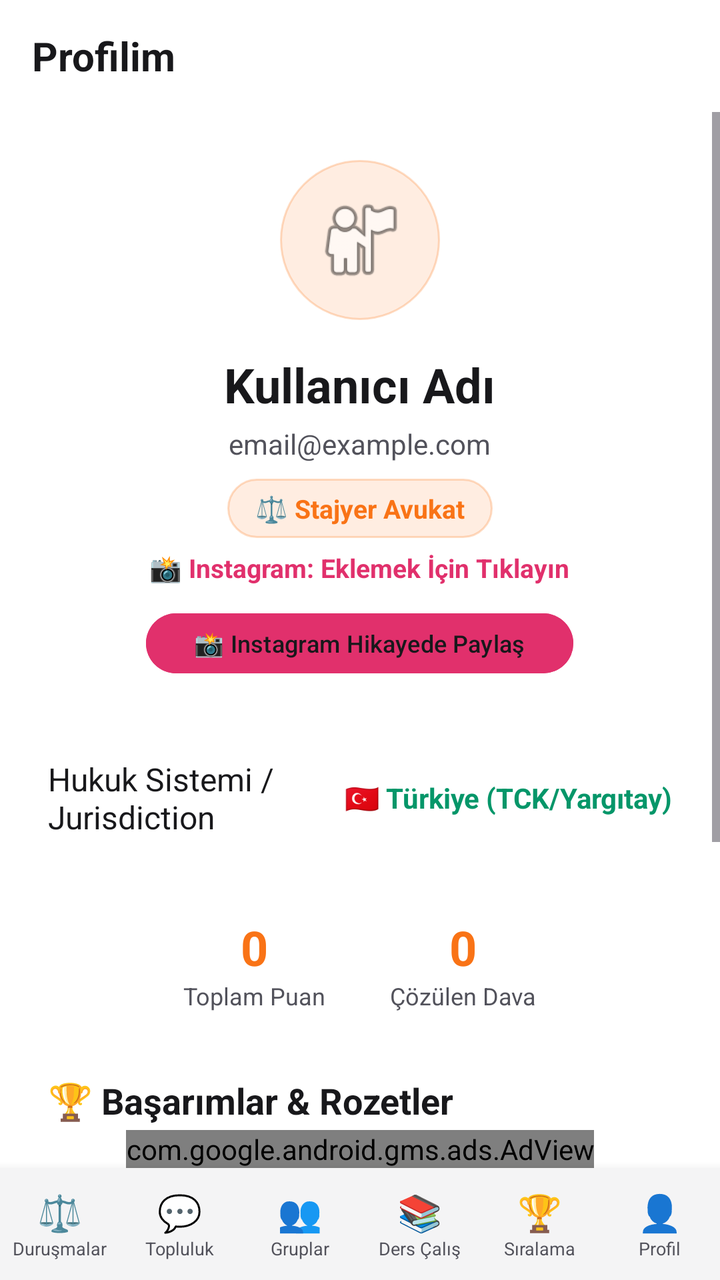
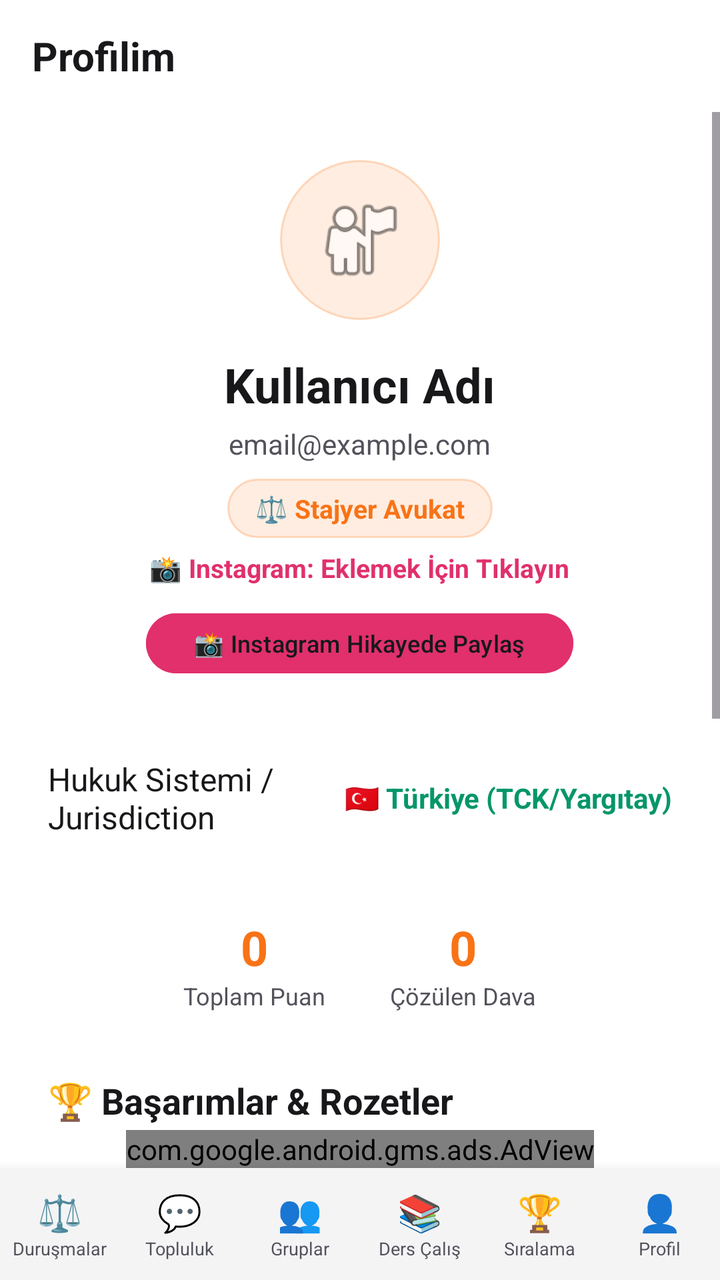

Before-and-after screenshots of an Android layout around one commit, followed by the original layout XML and the change that was made.
<!-- AndroidManifest.xml: application theme Theme.Lexio -->
<!-- res/layout/layout_profile.xml -->
<?xml version="1.0" encoding="utf-8"?>
<LinearLayout xmlns:android="http://schemas.android.com/apk/res/android"
    xmlns:app="http://schemas.android.com/apk/res-auto"
    android:layout_width="match_parent"
    android:layout_height="match_parent"
    android:orientation="vertical"
    android:background="@color/bg_dark">

    <RelativeLayout
        android:layout_width="match_parent"
        android:layout_height="56dp"
        android:paddingHorizontal="16dp"
        android:background="@color/bg_dark">
        <TextView
            android:layout_width="wrap_content"
            android:layout_height="wrap_content"
            android:layout_centerVertical="true"
            android:text="@string/profile_header_title"
            android:textColor="@color/text_primary"
            android:textSize="20sp"
            android:textStyle="bold" />
    </RelativeLayout>

    <ScrollView
        android:layout_width="match_parent"
        android:layout_height="0dp"
        android:layout_weight="1"
        android:fillViewport="true">

        <LinearLayout
            android:layout_width="match_parent"
            android:layout_height="wrap_content"
            android:orientation="vertical">

            <LinearLayout
                android:layout_width="match_parent"
                android:layout_height="wrap_content"
                android:orientation="vertical"
                android:gravity="center"
                android:padding="24dp">

                <ImageView
                    android:id="@+id/ivProfileAvatar"
                    android:layout_width="80dp"
                    android:layout_height="80dp"
                    android:background="@drawable/bg_pill_accent"
                    android:src="@android:drawable/ic_menu_myplaces"
                    android:padding="16dp" />

                <TextView
                    android:id="@+id/tvProfileName"
                    android:layout_width="wrap_content"
                    android:layout_height="wrap_content"
                    android:layout_marginTop="16dp"
                    android:text="Kullanıcı Adı"
                    android:textColor="@color/text_primary"
                    android:textSize="24sp"
                    android:textStyle="bold" />
                    
                <TextView
                    android:id="@+id/tvProfileEmail"
                    android:layout_width="wrap_content"
                    android:layout_height="wrap_content"
                    android:layout_marginTop="4dp"
                    android:text="email@example.com"
                    android:textColor="@color/text_secondary"
                    android:textSize="14sp" />

                <TextView
                    android:id="@+id/tvCareerRankBadge"
                    android:layout_width="wrap_content"
                    android:layout_height="wrap_content"
                    android:layout_marginTop="8dp"
                    android:background="@drawable/bg_pill_accent"
                    android:paddingHorizontal="14dp"
                    android:paddingVertical="6dp"
                    android:text="⚖️ Stajyer Avukat"
                    android:textColor="@color/accent_primary"
                    android:textSize="13sp"
                    android:textStyle="bold" />

                <TextView
                    android:id="@+id/tvInstagramHandle"
                    android:layout_width="wrap_content"
                    android:layout_height="wrap_content"
                    android:layout_marginTop="6dp"
                    android:text="📸 Instagram: Eklemek İçin Tıklayın"
                    android:textColor="#E1306C"
                    android:textSize="13sp"
                    android:textStyle="bold"
                    android:clickable="true"
                    android:focusable="true" />

                <Button
                    android:id="@+id/btnShareInstagramStory"
                    android:layout_width="wrap_content"
                    android:layout_height="38dp"
                    android:layout_marginTop="10dp"
                    android:text="@string/btn_share_instagram"
                    android:textColor="@color/text_primary"
                    android:textSize="12sp"
                    android:backgroundTint="#E1306C"
                    app:cornerRadius="19dp" />
            </LinearLayout>

            <LinearLayout
                android:id="@+id/btnCountryToggle"
                android:layout_width="match_parent"
                android:layout_height="wrap_content"
                android:orientation="horizontal"
                android:paddingHorizontal="24dp"
                android:paddingVertical="14dp"
                android:clickable="true"
                android:focusable="true"
                android:foreground="?android:attr/selectableItemBackground">
                
                <TextView
                    android:layout_width="0dp"
                    android:layout_height="wrap_content"
                    android:layout_weight="1"
                    android:text="@string/profile_jurisdiction_label"
                    android:textColor="@color/text_primary"
                    android:textSize="16sp"
                    android:layout_gravity="center_vertical"/>
                    
                <TextView
                    android:id="@+id/tvCountryValue"
                    android:layout_width="wrap_content"
                    android:layout_height="wrap_content"
                    android:text="🇹🇷 Türkiye (TCK/Yargıtay)"
                    android:textColor="@color/defense_green"
                    android:textSize="14sp"
                    android:textStyle="bold"
                    android:layout_gravity="center_vertical"/>
            </LinearLayout>
            
            <LinearLayout
                android:layout_width="match_parent"
                android:layout_height="wrap_content"
                android:orientation="horizontal"
                android:padding="24dp"
                android:gravity="center">
                
                <LinearLayout
                    android:layout_width="wrap_content"
                    android:layout_height="wrap_content"
                    android:orientation="vertical"
                    android:gravity="center"
                    android:layout_marginEnd="32dp">
                    <TextView
                        android:id="@+id/tvTotalScore"
                        android:layout_width="wrap_content"
                        android:layout_height="wrap_content"
                        android:text="0"
                        android:textColor="@color/accent_primary"
                        android:textSize="24sp"
                        android:textStyle="bold"/>
                    <TextView
                        android:layout_width="wrap_content"
                        android:layout_height="wrap_content"
                        android:text="@string/profile_score_label"
                        android:textColor="@color/text_secondary"
                        android:textSize="12sp"/>
                </LinearLayout>
                
                <LinearLayout
                    android:layout_width="wrap_content"
                    android:layout_height="wrap_content"
                    android:orientation="vertical"
                    android:gravity="center">
                    <TextView
                        android:id="@+id/tvCasesSolved"
                        android:layout_width="wrap_content"
                        android:layout_height="wrap_content"
                        android:text="0"
                        android:textColor="@color/accent_primary"
                        android:textSize="24sp"
                        android:textStyle="bold"/>
                    <TextView
                        android:layout_width="wrap_content"
                        android:layout_height="wrap_content"
                        android:text="@string/profile_cases_label"
                        android:textColor="@color/text_secondary"
                        android:textSize="12sp"/>
                </LinearLayout>
            </LinearLayout>

            
            <LinearLayout
                android:layout_width="match_parent"
                android:layout_height="wrap_content"
                android:orientation="vertical"
                android:paddingHorizontal="24dp"
                android:paddingVertical="8dp">

                <TextView
                    android:layout_width="wrap_content"
                    android:layout_height="wrap_content"
                    android:text="@string/profile_badges_header"
                    android:textColor="@color/text_primary"
                    android:textSize="18sp"
                    android:textStyle="bold"
                    android:layout_marginBottom="12dp" />

                <androidx.recyclerview.widget.RecyclerView
                    android:id="@+id/rvBadges"
                    android:layout_width="match_parent"
                    android:layout_height="wrap_content"
                    android:nestedScrollingEnabled="false" />
            </LinearLayout>

            <View
                android:layout_width="match_parent"
                android:layout_height="1dp"
                android:background="@color/card_border"
                android:layout_marginHorizontal="24dp"
                android:layout_marginTop="16dp"/>

            <LinearLayout
                android:layout_width="match_parent"
                android:layout_height="wrap_content"
                android:orientation="horizontal"
                android:paddingHorizontal="24dp"
                android:paddingVertical="16dp">
                
                <TextView
                    android:layout_width="0dp"
                    android:layout_height="wrap_content"
                    android:layout_weight="1"
                    android:text="@string/dark_theme_label"
                    android:textColor="@color/text_primary"
                    android:textSize="16sp"
                    android:layout_gravity="center_vertical"/>
                    
                <Switch
                    android:id="@+id/switchTheme"
                    android:layout_width="wrap_content"
                    android:layout_height="wrap_content" />
            </LinearLayout>

            <LinearLayout
                android:id="@+id/btnLanguageToggle"
                android:layout_width="match_parent"
                android:layout_height="wrap_content"
                android:orientation="horizontal"
                android:paddingHorizontal="24dp"
                android:paddingVertical="16dp"
                android:clickable="true"
                android:focusable="true"
                android:foreground="?android:attr/selectableItemBackground">
                
                <TextView
                    android:id="@+id/tvLanguageLabel"
                    android:layout_width="0dp"
                    android:layout_height="wrap_content"
                    android:layout_weight="1"
                    android:text="@string/language_label"
                    android:textColor="@color/text_primary"
                    android:textSize="16sp"
                    android:layout_gravity="center_vertical"/>
                    
                <TextView
                    android:id="@+id/tvLanguageValue"
                    android:layout_width="wrap_content"
                    android:layout_height="wrap_content"
                    android:text="Türkçe 🇹🇷"
                    android:textColor="@color/accent_primary"
                    android:textSize="14sp"
                    android:textStyle="bold"
                    android:layout_gravity="center_vertical"/>
            </LinearLayout>
            
            <LinearLayout
                android:id="@+id/btnSignOut"
                android:layout_width="match_parent"
                android:layout_height="wrap_content"
                android:orientation="horizontal"
                android:paddingHorizontal="24dp"
                android:paddingVertical="16dp"
                android:clickable="true"
                android:focusable="true"
                android:foreground="?android:attr/selectableItemBackground">
                
                <TextView
                    android:layout_width="match_parent"
                    android:layout_height="wrap_content"
                    android:text="@string/btn_sign_out"
                    android:textColor="@color/prosecution_red"
                    android:textSize="16sp" />
            </LinearLayout>

        </LinearLayout>
    </ScrollView>

    <com.google.android.gms.ads.AdView
        android:id="@+id/adView"
        android:layout_width="wrap_content"
        android:layout_height="wrap_content"
        android:layout_gravity="center_horizontal"
        app:adSize="BANNER"
        app:adUnitId="ca-app-pub-4674211063760769/4886149685" />

    <include layout="@layout/nav_bottom" />

</LinearLayout>
<!-- res/layout/nav_bottom.xml (included above) -->
<?xml version="1.0" encoding="utf-8"?>
<LinearLayout xmlns:android="http://schemas.android.com/apk/res/android"
    android:id="@+id/bottomNavigationContainer"
    android:layout_width="match_parent"
    android:layout_height="56dp"
    android:orientation="horizontal"
    android:background="@color/card_bg"
    android:elevation="8dp">

    <LinearLayout
        android:id="@+id/navCases"
        android:layout_width="0dp"
        android:layout_height="match_parent"
        android:layout_weight="1"
        android:orientation="vertical"
        android:gravity="center"
        android:clickable="true"
        android:focusable="true">
        <TextView
            android:layout_width="wrap_content"
            android:layout_height="wrap_content"
            android:text="⚖️"
            android:textSize="18sp" />
        <TextView
            android:layout_width="wrap_content"
            android:layout_height="wrap_content"
            android:text="@string/nav_cases"
            android:textColor="@color/text_secondary"
            android:textSize="9sp" />
    </LinearLayout>

    <LinearLayout
        android:id="@+id/navFeed"
        android:layout_width="0dp"
        android:layout_height="match_parent"
        android:layout_weight="1"
        android:orientation="vertical"
        android:gravity="center"
        android:clickable="true"
        android:focusable="true">
        <TextView
            android:layout_width="wrap_content"
            android:layout_height="wrap_content"
            android:text="💬"
            android:textSize="18sp" />
        <TextView
            android:layout_width="wrap_content"
            android:layout_height="wrap_content"
            android:text="@string/nav_feed"
            android:textColor="@color/text_secondary"
            android:textSize="9sp" />
    </LinearLayout>

    <LinearLayout
        android:id="@+id/navWorkspace"
        android:layout_width="0dp"
        android:layout_height="match_parent"
        android:layout_weight="1"
        android:orientation="vertical"
        android:gravity="center"
        android:clickable="true"
        android:focusable="true">
        <TextView
            android:layout_width="wrap_content"
            android:layout_height="wrap_content"
            android:text="👥"
            android:textSize="18sp" />
        <TextView
            android:layout_width="wrap_content"
            android:layout_height="wrap_content"
            android:text="@string/nav_workspace"
            android:textColor="@color/text_secondary"
            android:textSize="9sp" />
    </LinearLayout>

    <LinearLayout
        android:id="@+id/navStudy"
        android:layout_width="0dp"
        android:layout_height="match_parent"
        android:layout_weight="1"
        android:orientation="vertical"
        android:gravity="center"
        android:clickable="true"
        android:focusable="true">
        <TextView
            android:layout_width="wrap_content"
            android:layout_height="wrap_content"
            android:text="📚"
            android:textSize="18sp" />
        <TextView
            android:layout_width="wrap_content"
            android:layout_height="wrap_content"
            android:text="@string/nav_study"
            android:textColor="@color/text_secondary"
            android:textSize="9sp" />
    </LinearLayout>

    <LinearLayout
        android:id="@+id/navLeaderboard"
        android:layout_width="0dp"
        android:layout_height="match_parent"
        android:layout_weight="1"
        android:orientation="vertical"
        android:gravity="center"
        android:clickable="true"
        android:focusable="true">
        <TextView
            android:layout_width="wrap_content"
            android:layout_height="wrap_content"
            android:text="🏆"
            android:textSize="18sp" />
        <TextView
            android:layout_width="wrap_content"
            android:layout_height="wrap_content"
            android:text="@string/nav_leaderboard"
            android:textColor="@color/text_secondary"
            android:textSize="9sp" />
    </LinearLayout>
    <LinearLayout
        android:id="@+id/navProfile"
        android:layout_width="0dp"
        android:layout_height="match_parent"
        android:layout_weight="1"
        android:orientation="vertical"
        android:gravity="center"
        android:clickable="true"
        android:focusable="true">
        <TextView
            android:layout_width="wrap_content"
            android:layout_height="wrap_content"
            android:text="👤"
            android:textSize="18sp" />
        <TextView
            android:layout_width="wrap_content"
            android:layout_height="wrap_content"
            android:text="@string/nav_profile"
            android:textColor="@color/text_secondary"
            android:textSize="9sp" />
    </LinearLayout>
</LinearLayout>
<!-- resources referenced by this layout -->
<resources>
  <color name="accent_primary">#f97316</color>
  <color name="bg_dark">#ffffff</color>
  <color name="card_bg">#f4f4f5</color>
  <color name="card_border">#e4e4e7</color>
  <color name="defense_green">#059669</color>
  <color name="prosecution_red">#dc2626</color>
  <color name="text_primary">#18181b</color>
  <color name="text_secondary">#52525b</color>
  <!-- drawable bg_pill_accent (drawable) -->
  <?xml version="1.0" encoding="utf-8"?>
  <shape xmlns:android="http://schemas.android.com/apk/res/android"
      android:shape="rectangle">
      <solid android:color="#20f97316" /> 
      <corners android:radius="100dp" />
      <stroke android:width="1dp" android:color="#40f97316" /> 
  </shape>
  <string name="btn_share_instagram">📸 Instagram Hikayede Paylaş</string>
  <string name="btn_sign_out">Çıkış Yap</string>
  <string name="dark_theme_label">Karanlık Tema</string>
  <string name="language_label">Uygulama Dili / Language</string>
  <string name="nav_cases">Duruşmalar</string>
  <string name="nav_feed">Topluluk</string>
  <string name="nav_leaderboard">Sıralama</string>
  <string name="nav_profile">Profil</string>
  <string name="nav_study">Ders Çalış</string>
  <string name="nav_workspace">Gruplar</string>
  <string name="profile_badges_header">🏆 Başarımlar &amp; Rozetler</string>
  <string name="profile_cases_label">Çözülen Dava</string>
  <string name="profile_header_title">Profilim</string>
  <string name="profile_jurisdiction_label">Hukuk Sistemi / Jurisdiction</string>
  <string name="profile_score_label">Toplam Puan</string>
  <style name="Theme.Lexio" parent="Theme.Material3.DayNight.NoActionBar">
          <item name="android:windowBackground">@color/bg_dark</item>
          <item name="android:statusBarColor">@color/bg_dark</item>
          <item name="android:navigationBarColor">@color/bg_dark</item>
          <item name="android:windowLightStatusBar">true</item>
          <item name="android:windowLightNavigationBar">true</item>
          <item name="colorPrimary">@color/accent_primary</item>
          <item name="colorSecondary">@color/accent_secondary</item>
      </style>
  <color name="accent_secondary">#ea580c</color>
</resources>

<!-- the commit's change to res/layout/layout_profile.xml (unified diff, before → after) -->
@@ -289,6 +289,56 @@
                     android:textSize="16sp" />
             </LinearLayout>
 
+            <LinearLayout
+                android:id="@+id/btnPrivacyPolicy"
+                android:layout_width="match_parent"
+                android:layout_height="wrap_content"
+                android:orientation="horizontal"
+                android:paddingHorizontal="24dp"
+                android:paddingVertical="16dp"
+                android:clickable="true"
+                android:focusable="true"
+                android:visibility="gone"
+                android:foreground="?android:attr/selectableItemBackground">
+
+                <TextView
+                    android:layout_width="match_parent"
+                    android:layout_height="wrap_content"
+                    android:text="@string/btn_privacy_policy"
+                    android:textColor="@color/text_primary"
+                    android:textSize="16sp" />
+            </LinearLayout>
+
+            <LinearLayout
+                android:id="@+id/btnDeleteAccount"
+                android:layout_width="match_parent"
+                android:layout_height="wrap_content"
+                android:orientation="horizontal"
+                android:paddingHorizontal="24dp"
+                android:paddingVertical="16dp"
+                android:clickable="true"
+                android:focusable="true"
+                android:foreground="?android:attr/selectableItemBackground">
+
+                <TextView
+                    android:layout_width="match_parent"
+                    android:layout_height="wrap_content"
+                    android:text="@string/btn_delete_account"
+                    android:textColor="@color/prosecution_red"
+                    android:textSize="16sp" />
+            </LinearLayout>
+
+            <TextView
+                android:id="@+id/tvLegalDisclaimer"
+                android:layout_width="match_parent"
+                android:layout_height="wrap_content"
+                android:paddingHorizontal="24dp"
+                android:paddingTop="8dp"
+                android:paddingBottom="24dp"
+                android:text="@string/legal_disclaimer"
+                android:textColor="@color/text_muted"
+                android:textSize="12sp" />
+
         </LinearLayout>
     </ScrollView>
 
<!-- resource entries referenced after the edit -->
@@ -6,6 +6,7 @@
   <color name="card_border">#e4e4e7</color>
   <color name="defense_green">#059669</color>
   <color name="prosecution_red">#dc2626</color>
+  <color name="text_muted">#71717a</color>
   <color name="text_primary">#18181b</color>
   <color name="text_secondary">#52525b</color>
   <!-- drawable bg_pill_accent (drawable) -->
@@ -16,10 +17,13 @@
       <corners android:radius="100dp" />
       <stroke android:width="1dp" android:color="#40f97316" /> 
   </shape>
+  <string name="btn_delete_account">Hesabımı ve verilerimi sil</string>
+  <string name="btn_privacy_policy">Gizlilik Politikası</string>
   <string name="btn_share_instagram">📸 Instagram Hikayede Paylaş</string>
   <string name="btn_sign_out">Çıkış Yap</string>
   <string name="dark_theme_label">Karanlık Tema</string>
   <string name="language_label">Uygulama Dili / Language</string>
+  <string name="legal_disclaimer">Lexio bir eğitim uygulamasıdır. İçerikler genel bilgilendirme ve öğrenme amaçlıdır; hukuki tavsiye değildir ve bir avukatın görüşü yerine geçmez. İçeriklerin bir kısmı yapay zeka desteğiyle hazırlanır ve hata içerebilir.</string>
   <string name="nav_cases">Duruşmalar</string>
   <string name="nav_feed">Topluluk</string>
   <string name="nav_leaderboard">Sıralama</string>
